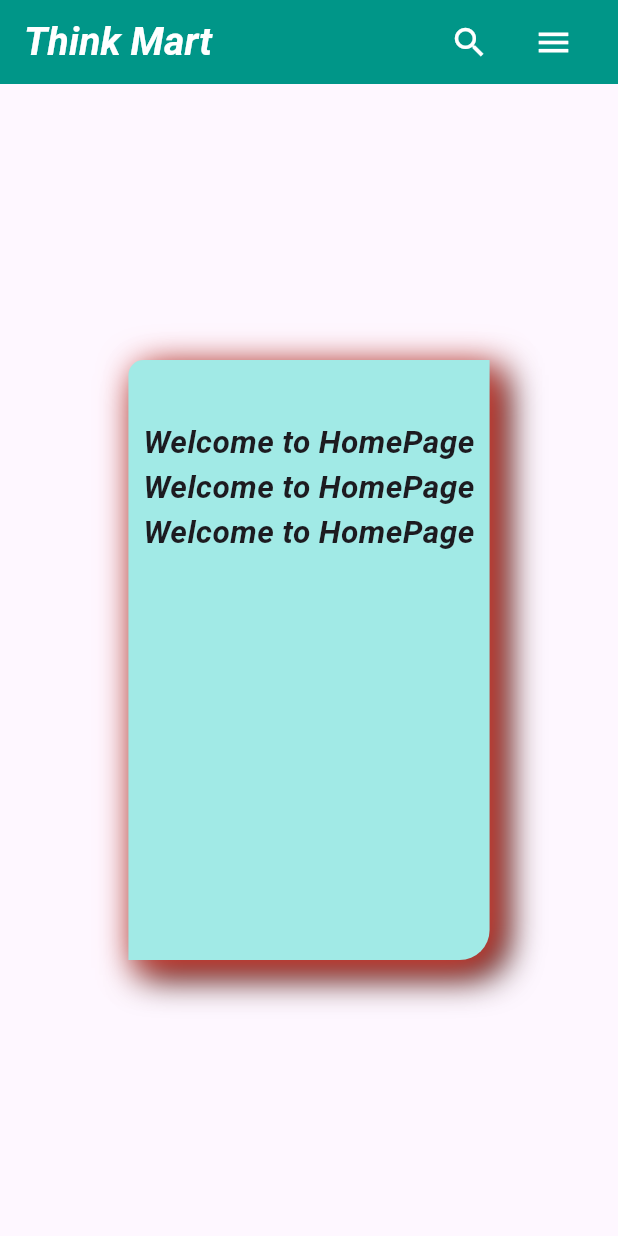
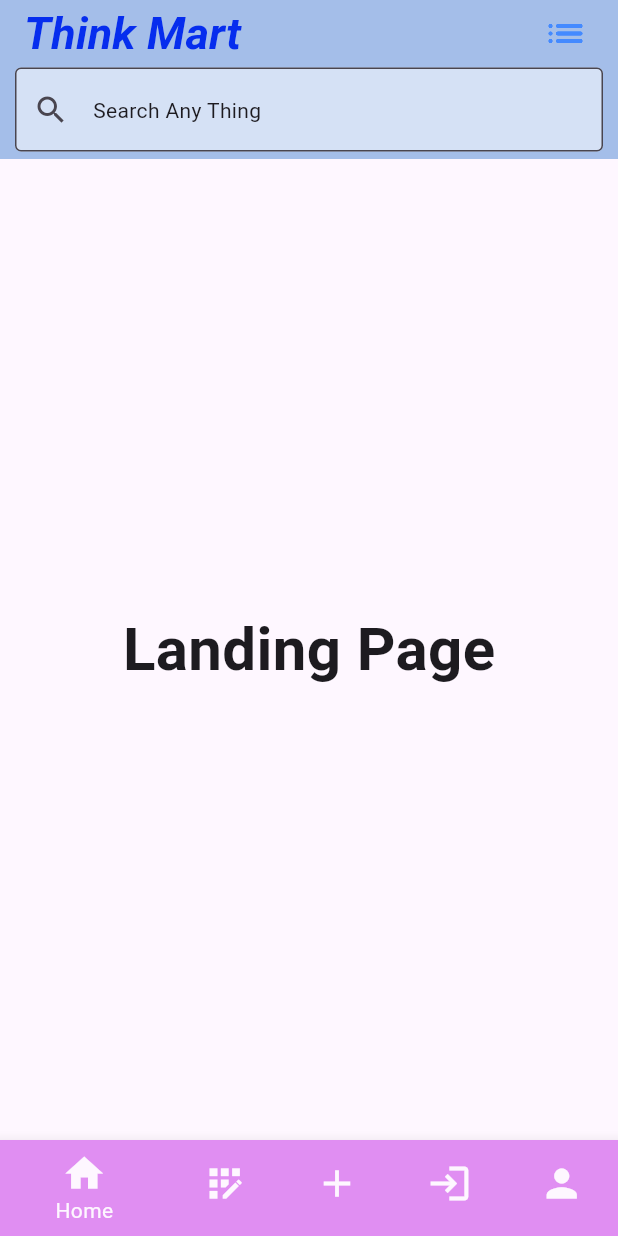
Before and after one commit to ashokm0603/Flutter-Application-SBIT-CSE-A-B-C, a Flutter app: the screen it shows after launch, on a phone screen of 412 x 824 dp. Run offline on Flutter 3.47's test engine with Material 3 defaults, Android fonts, the phone set to English and light mode, and no system bars.

Commit message:
designing different screens

```diff
--- a/lib/main.dart
+++ b/lib/main.dart
@@ -1,93 +1,6 @@
-// ignore_for_file: avoid_unnecessary_containers
-
 import 'package:flutter/material.dart';
+import 'package:thinkmart/screens/LandingScreen.dart';
 
 void main() {
-  runApp(HomePage());
+  runApp(LandingScreen());
 }
-
-class HomePage extends StatelessWidget {
-  const HomePage({super.key});
-
-  @override
-  Widget build(BuildContext context) {
-    return MaterialApp(
-      debugShowCheckedModeBanner: false,
-      home: Scaffold(
-        appBar: AppBar(
-          backgroundColor: Colors.teal,
-          title: Text(
-            "Think Mart",
-            style: TextStyle(
-              fontWeight: FontWeight.bold,
-              color: Colors.white,
-              fontSize: 26,
-              fontStyle: FontStyle.italic,
-            ),
-          ),
-          actions: [
-            Icon(Icons.search, color: Colors.white, size: 26),
-            SizedBox(width: 30),
-            Icon(Icons.menu, color: Colors.white, size: 26),
-            SizedBox(width: 30),
-          ],
-        ),
-
-        body: Center(
-          child: Container(
-            height: 400,
-            padding: EdgeInsets.fromLTRB(10, 40, 10, 40),
-            decoration: BoxDecoration(
-              boxShadow: [
-                BoxShadow(
-                  color: Colors.black,
-                  offset: Offset(10, 10),
-                  blurRadius: 20,
-                ),
-                BoxShadow(
-                  color: Colors.red,
-                  offset: Offset(5, 5),
-                  blurRadius: 20,
-                ),
-              ],
-              borderRadius: BorderRadius.only(
-                topLeft: Radius.circular(10),
-                bottomRight: Radius.circular(20),
-              ),
-              color: const Color.fromARGB(255, 161, 234, 230),
-            ),
-            child: Column(
-              children: [
-                Text(
-                  "Welcome to HomePage",
-                  style: TextStyle(
-                    fontSize: 21,
-                    fontWeight: FontWeight.bold,
-                    fontStyle: FontStyle.italic,
-                  ),
-                ),
-
-                Text(
-                  "Welcome to HomePage",
-                  style: TextStyle(
-                    fontSize: 21,
-                    fontWeight: FontWeight.bold,
-                    fontStyle: FontStyle.italic,
-                  ),
-                ),
-                Text(
-                  "Welcome to HomePage",
-                  style: TextStyle(
-                    fontSize: 21,
-                    fontWeight: FontWeight.bold,
-                    fontStyle: FontStyle.italic,
-                  ),
-                ),
-              ],
-            ),
-          ),
-        ),
-      ),
-    );
-  }
-}
--- /dev/null
+++ b/lib/screens/HomeScreen.dart
@@ -0,0 +1,17 @@
+// ignore_for_file: file_names
+
+import 'package:flutter/material.dart';
+
+class HomeScreen extends StatelessWidget {
+  const HomeScreen({super.key});
+
+  @override
+  Widget build(BuildContext context) {
+    return Center(
+      child: Text(
+        "Landing Page",
+        style: TextStyle(fontSize: 40, fontWeight: FontWeight.bold),
+      ),
+    );
+  }
+}
--- /dev/null
+++ b/lib/screens/LandingScreen.dart
@@ -0,0 +1,105 @@
+// ignore_for_file: file_names
+
+import 'package:flutter/material.dart';
+import 'package:thinkmart/screens/AddProduct.dart';
+import 'package:thinkmart/screens/HomeScreen.dart';
+import 'package:thinkmart/screens/Login.dart';
+import 'package:thinkmart/screens/Profile.dart';
+import 'package:thinkmart/screens/Register.dart';
+
+class LandingScreen extends StatefulWidget {
+  const LandingScreen({super.key});
+  @override
+  State<LandingScreen> createState() => _LandingScreenState();
+}
+
+class _LandingScreenState extends State<LandingScreen> {
+  int _index = 0;
+
+  List<Widget> screens = [
+    HomeScreen(),
+    Register(),
+    AddProduct(),
+    Login(),
+    Profile(),
+  ];
+
+  void setScreen(int ind) {
+    setState(() {
+      _index = ind;
+    });
+  }
+
+  @override
+  Widget build(BuildContext context) {
+    return MaterialApp(
+      debugShowCheckedModeBanner: false,
+      home: Scaffold(
+        appBar: AppBar(
+          backgroundColor: const Color.fromARGB(142, 93, 144, 215),
+          title: Text(
+            "Think Mart",
+            style: TextStyle(
+              color: const Color.fromARGB(255, 6, 45, 238),
+              fontWeight: FontWeight.bold,
+              fontSize: 30,
+              fontStyle: FontStyle.italic,
+            ),
+          ),
+          actions: [
+            Icon(Icons.list_rounded, color: Colors.blueAccent, size: 30),
+            SizedBox(width: 20),
+          ],
+          bottom: PreferredSize(
+            preferredSize: Size(150, 50),
+            child: Container(
+              margin: EdgeInsets.fromLTRB(10, 0, 10, 5),
+              child: TextField(
+                decoration: InputDecoration(
+                  filled: true,
+                  fillColor: Colors.white54,
+                  hint: Text("Search Any Thing"),
+                  prefixIcon: Icon(Icons.search),
+                  border: OutlineInputBorder(),
+                ),
+              ),
+            ),
+          ),
+        ),
+        body: screens[_index],
+        bottomNavigationBar: BottomNavigationBar(
+          currentIndex: _index,
+          onTap: setScreen,
+          backgroundColor: const Color.fromARGB(255, 224, 142, 242),
+          items: [
+            BottomNavigationBarItem(
+              icon: Icon(Icons.home, size: 30),
+              label: "Home",
+              backgroundColor: const Color.fromARGB(255, 224, 142, 242),
+            ),
+            BottomNavigationBarItem(
+              icon: Icon(Icons.app_registration, size: 30),
+              label: "Register",
+              backgroundColor: const Color.fromARGB(255, 224, 142, 242),
+            ),
+            BottomNavigationBarItem(
+              icon: Icon(Icons.add, size: 30),
+              label: "Post",
+              backgroundColor: const Color.fromARGB(255, 224, 142, 242),
+            ),
+            BottomNavigationBarItem(
+              icon: Icon(Icons.login, size: 30),
+              label: "Login",
+              backgroundColor: const Color.fromARGB(255, 224, 142, 242),
+            ),
+            BottomNavigationBarItem(
+              icon: Icon(Icons.person, size: 30),
+              label: "Profile",
+              backgroundColor: const Color.fromARGB(255, 224, 142, 242),
+            ),
+          ],
+        ),
+      ),
+    );
+  }
+}
```
Also changed, not shown: lib/screens/AddProduct.dart (added, +17 -0 lines), lib/screens/Login.dart (added, +66 -0 lines), lib/screens/Profile.dart (added, +17 -0 lines), lib/screens/Register.dart (added, +17 -0 lines), 1 other file.
